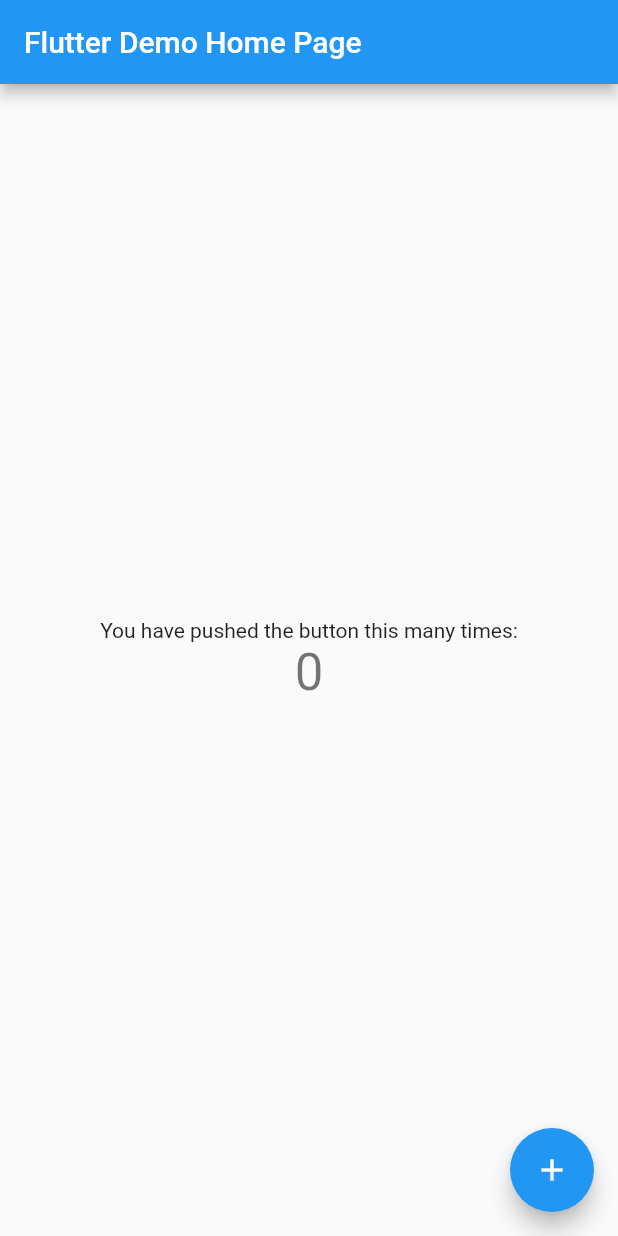
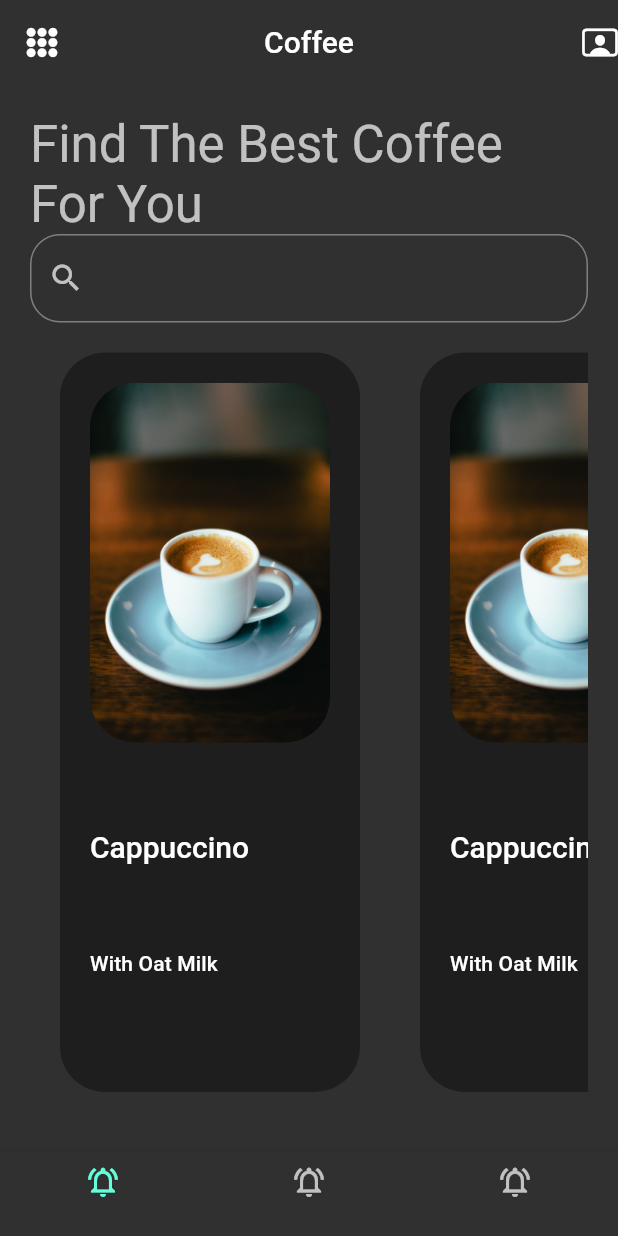
Before and after one commit to hakandindis/coffee_app, a Flutter app: the screen it shows after launch, on a phone screen of 412 x 824 dp. Run offline on Flutter 3.47's test engine with Material 2 defaults, Android fonts, the phone set to English and light mode, and no system bars.

Commit message:
home page created,appbar added,coffee list added, navigation bar added,search bar added

```diff
--- /dev/null
+++ b/lib/feature/home/page/home_page.dart
@@ -0,0 +1,81 @@
+// ignore_for_file: prefer_const_constructors, prefer_const_literals_to_create_immutables
+
+import 'package:coffee_app/product/padding/page_padding.dart';
+import 'package:flutter/cupertino.dart';
+import 'package:flutter/material.dart';
+
+class HomePage extends StatelessWidget {
+  const HomePage({Key? key}) : super(key: key);
+
+  @override
+  Widget build(BuildContext context) {
+    return Scaffold(
+      appBar: _buildAppBar(),
+      bottomNavigationBar: BottomNavigationBar(
+        items: [
+          BottomNavigationBarItem(icon: Icon(Icons.notifications_active_outlined), label: ""),
+          BottomNavigationBarItem(icon: Icon(Icons.notifications_active_outlined), label: ""),
+          BottomNavigationBarItem(icon: Icon(Icons.notifications_active_outlined), label: ""),
+        ],
+      ),
+      body: Padding(
+        padding: const PagePadding.all(),
+        child: Column(
+          crossAxisAlignment: CrossAxisAlignment.start,
+          children: [
+            Text("Find The Best Coffee For You", style: Theme.of(context).textTheme.headlineMedium),
+            TextField(
+              decoration: InputDecoration(
+                border: OutlineInputBorder(borderRadius: BorderRadius.circular(20)),
+                prefixIcon: const Icon(Icons.search_outlined),
+              ),
+            ),
+            Expanded(
+              child: ListView.builder(
+                scrollDirection: Axis.horizontal,
+                itemCount: 5,
+                itemBuilder: (context, index) {
+                  return Padding(
+                    padding: const PagePadding.all(),
+                    child: Container(
+                      width: 200,
+                      decoration: BoxDecoration(
+                        borderRadius: BorderRadius.circular(30),
+                        color: Colors.black38,
+                      ),
+                      child: Padding(
+                        padding: const PagePadding.all(),
+                        child: Column(
+                          crossAxisAlignment: CrossAxisAlignment.start,
+                          children: [
+                            ClipRRect(
+                              borderRadius: BorderRadius.circular(30),
+                              child: Image.asset("assets/coffee/coffee1.jpg"),
+                            ),
+                            Spacer(),
+                            Text("Cappuccino", style: Theme.of(context).textTheme.headline6),
+                            Spacer(),
+                            Text("With Oat Milk", style: Theme.of(context).textTheme.subtitle2),
+                            Spacer(),
+                          ],
+                        ),
+                      ),
+                    ),
+                  );
+                },
+              ),
+            )
+          ],
+        ),
+      ),
+    );
+  }
+
+  AppBar _buildAppBar() {
+    return AppBar(
+      leading: const Icon(CupertinoIcons.circle_grid_3x3_fill),
+      actions: const [Icon(CupertinoIcons.person_crop_rectangle)],
+      title: const Text("Coffee"),
+    );
+  }
+}
--- a/lib/main.dart
+++ b/lib/main.dart
@@ -1,4 +1,8 @@
+// ignore_for_file: prefer_const_constructors
+
+import 'package:coffee_app/feature/home/page/home_page.dart';
 import 'package:flutter/material.dart';
+import 'package:flutter/services.dart';
 
 void main() {
   runApp(const MyApp());
@@ -11,105 +15,17 @@ class MyApp extends StatelessWidget {
   @override
   Widget build(BuildContext context) {
     return MaterialApp(
-      title: 'Flutter Demo',
-      theme: ThemeData(
-        // This is the theme of your application.
-        //
-        // Try running your application with "flutter run". You'll see the
-        // application has a blue toolbar. Then, without quitting the app, try
-        // changing the primarySwatch below to Colors.green and then invoke
-        // "hot reload" (press "r" in the console where you ran "flutter run",
-        // or simply save your changes to "hot reload" in a Flutter IDE).
-        // Notice that the counter didn't reset back to zero; the application
-        // is not restarted.
-        primarySwatch: Colors.blue,
+      debugShowCheckedModeBanner: false,
+      title: 'Coffee',
+      theme: ThemeData.dark().copyWith(
+        appBarTheme: AppBarTheme(
+          systemOverlayStyle: SystemUiOverlayStyle.light,
+          backgroundColor: Colors.transparent,
+          elevation: 0,
+          centerTitle: true,
+        ),
       ),
-      home: const MyHomePage(title: 'Flutter Demo Home Page'),
+      home: HomePage(),
     );
   }
 }
-
-class MyHomePage extends StatefulWidget {
-  const MyHomePage({Key? key, required this.title}) : super(key: key);
-
-  // This widget is the home page of your application. It is stateful, meaning
-  // that it has a State object (defined below) that contains fields that affect
-  // how it looks.
-
-  // This class is the configuration for the state. It holds the values (in this
-  // case the title) provided by the parent (in this case the App widget) and
-  // used by the build method of the State. Fields in a Widget subclass are
-  // always marked "final".
-
-  final String title;
-
-  @override
-  State<MyHomePage> createState() => _MyHomePageState();
-}
-
-class _MyHomePageState extends State<MyHomePage> {
-  int _counter = 0;
-
-  void _incrementCounter() {
-    setState(() {
-      // This call to setState tells the Flutter framework that something has
-      // changed in this State, which causes it to rerun the build method below
-      // so that the display can reflect the updated values. If we changed
-      // _counter without calling setState(), then the build method would not be
-      // called again, and so nothing would appear to happen.
-      _counter++;
-    });
-  }
-
-  @override
-  Widget build(BuildContext context) {
-    // This method is rerun every time setState is called, for instance as done
-    // by the _incrementCounter method above.
-    //
-    // The Flutter framework has been optimized to make rerunning build methods
-    // fast, so that you can just rebuild anything that needs updating rather
-    // than having to individually change instances of widgets.
-    return Scaffold(
-      appBar: AppBar(
-        // Here we take the value from the MyHomePage object that was created by
-        // the App.build method, and use it to set our appbar title.
-        title: Text(widget.title),
-      ),
-      body: Center(
-        // Center is a layout widget. It takes a single child and positions it
-        // in the middle of the parent.
-        child: Column(
-          // Column is also a layout widget. It takes a list of children and
-          // arranges them vertically. By default, it sizes itself to fit its
-          // children horizontally, and tries to be as tall as its parent.
-          //
-          // Invoke "debug painting" (press "p" in the console, choose the
-          // "Toggle Debug Paint" action from the Flutter Inspector in Android
-          // Studio, or the "Toggle Debug Paint" command in Visual Studio Code)
-          // to see the wireframe for each widget.
-          //
-          // Column has various properties to control how it sizes itself and
-          // how it positions its children. Here we use mainAxisAlignment to
-          // center the children vertically; the main axis here is the vertical
-          // axis because Columns are vertical (the cross axis would be
-          // horizontal).
-          mainAxisAlignment: MainAxisAlignment.center,
-          children: <Widget>[
-            const Text(
-              'You have pushed the button this many times:',
-            ),
-            Text(
-              '$_counter',
-              style: Theme.of(context).textTheme.headline4,
-            ),
-          ],
-        ),
-      ),
-      floatingActionButton: FloatingActionButton(
-        onPressed: _incrementCounter,
-        tooltip: 'Increment',
-        child: const Icon(Icons.add),
-      ), // This trailing comma makes auto-formatting nicer for build methods.
-    );
-  }
-}
--- /dev/null
+++ b/lib/product/padding/horizontal_padding.dart
@@ -0,0 +1,5 @@
+import 'package:flutter/material.dart';
+
+class HorizontalPadding extends EdgeInsets {
+  const HorizontalPadding.symmetric() : super.symmetric(horizontal: 20);
+}
--- /dev/null
+++ b/lib/product/padding/page_padding.dart
@@ -0,0 +1,5 @@
+import 'package:flutter/material.dart';
+
+class PagePadding extends EdgeInsets {
+  const PagePadding.all() : super.all(20);
+}
--- /dev/null
+++ b/lib/product/padding/vertical_padding.dart
@@ -0,0 +1,5 @@
+import 'package:flutter/material.dart';
+
+class VerticalPadding extends EdgeInsets {
+  const VerticalPadding.symmetric() : super.symmetric(vertical: 20);
+}
```
Also changed, not shown: pubspec.yaml (+4 -5 lines), assets/coffee/coffee1.jpg (added), assets/coffee/coffee2.jpg (added), pubspec.lock, 1 other file.
